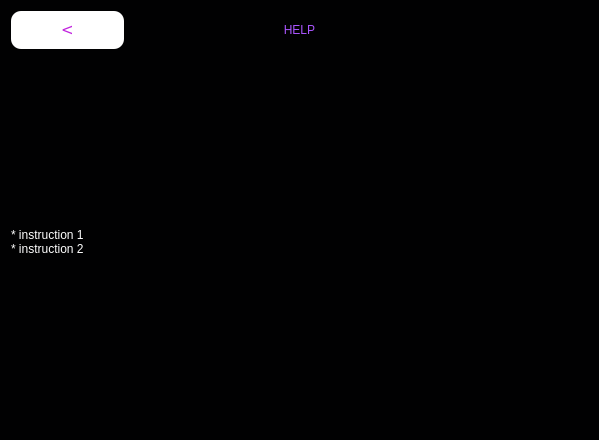
Old version of the form ui/screen4.ui in the repository juliaDmiranda/MathGame.
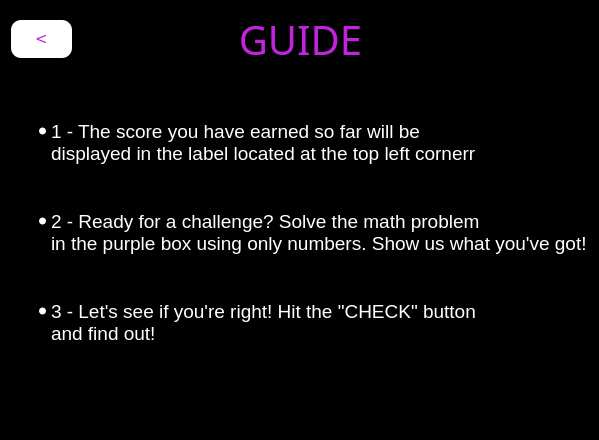
New version of the form.

```diff
--- a/ui/screen4.ui
+++ b/ui/screen4.ui
@@ -16,23 +16,48 @@
   <property name="styleSheet">
    <string notr="true">background-color: #010102</string>
   </property>
-  <layout class="QGridLayout" name="gridLayout">
-   <item row="0" column="2" colspan="3">
-    <layout class="QGridLayout" name="gridLayout_2">
-     <item row="0" column="0">
-      <widget class="QLabel" name="scoresLabel">
+  <widget class="QLabel" name="helpLabel">
+   <property name="geometry">
+    <rect>
+     <x>115</x>
+     <y>11</y>
+     <width>371</width>
+     <height>56</height>
+    </rect>
+   </property>
+   <property name="minimumSize">
+    <size>
+     <width>300</width>
+     <height>0</height>
+    </size>
+   </property>
        <property name="maximumSize">
         <size>
-         <width>99</width>
-         <height>26</height>
-        </size>
-       </property>
+     <width>700</width>
+     <height>56</height>
+    </size>
+   </property>
+   <property name="font">
+    <font>
+     <family>Wide Latin</family>
+     <pointsize>30</pointsize>
+     <weight>50</weight>
+     <italic>false</italic>
+     <bold>false</bold>
+    </font>
+   </property>
        <property name="styleSheet">
-        <string notr="true">color: rgb(170, 85, 255);
+    <string notr="true">color: #c123de;
 font: 30pt &quot;Wide Latin&quot;;</string>
        </property>
+   <property name="lineWidth">
+    <number>0</number>
+   </property>
+   <property name="midLineWidth">
+    <number>0</number>
+   </property>
        <property name="text">
-        <string>HELP</string>
+    <string>GUIDE</string>
        </property>
        <property name="scaledContents">
         <bool>false</bool>
@@ -44,27 +69,48 @@
         <bool>false</bool>
        </property>
       </widget>
-     </item>
-    </layout>
-   </item>
-   <item row="1" column="1" colspan="5">
-    <layout class="QVBoxLayout" name="verticalLayout_3">
-     <item>
       <widget class="QLabel" name="label">
+   <property name="geometry">
+    <rect>
+     <x>11</x>
+     <y>120</y>
+     <width>577</width>
+     <height>280</height>
+    </rect>
+   </property>
+   <property name="font">
+    <font>
+     <pointsize>14</pointsize>
+    </font>
+   </property>
        <property name="styleSheet">
         <string notr="true">color: rgb(255, 255, 255);</string>
        </property>
        <property name="text">
-        <string>&lt;html&gt;&lt;head/&gt;&lt;body&gt;&lt;p&gt;* instruction 1&lt;br/&gt;* instruction 2&lt;/p&gt;&lt;/body&gt;&lt;/html&gt;</string>
-       </property>
-      </widget>
-     </item>
-    </layout>
-   </item>
-   <item row="0" column="1">
-    <layout class="QVBoxLayout" name="verticalLayout_2">
-     <item>
+    <string>&lt;html&gt;
+  &lt;head&gt;&lt;/head&gt;
+  &lt;body&gt;
+    &lt;ul&gt;
+      &lt;li&gt;1 - The score you have earned so far will be&lt;br&gt;displayed in the label located at the top left cornerr&lt;/li&gt;&lt;br&gt;
+      &lt;li&gt;2 - Ready for a challenge? Solve the math problem&lt;br&gt; in the purple box using only numbers. Show us what you've got!&lt;/li&gt;&lt;br&gt;
+      &lt;li&gt;3 - Let's see if you're right! Hit the &quot;CHECK&quot; button&lt;br&gt; and find out! &lt;/li&gt;
+    &lt;/ul&gt;
+  &lt;/body&gt;
+&lt;/html&gt;</string>
+   </property>
+   <property name="alignment">
+    <set>Qt::AlignLeading|Qt::AlignLeft|Qt::AlignTop</set>
+   </property>
+  </widget>
       <widget class="QPushButton" name="menuButton">
+   <property name="geometry">
+    <rect>
+     <x>11</x>
+     <y>20</y>
+     <width>61</width>
+     <height>38</height>
+    </rect>
+   </property>
        <property name="font">
         <font>
          <family>Verdana</family>
@@ -90,13 +136,6 @@
         <string>&lt;</string>
        </property>
       </widget>
-     </item>
-    </layout>
-   </item>
-   <item row="0" column="5">
-    <layout class="QHBoxLayout" name="horizontalLayout"/>
-   </item>
-  </layout>
  </widget>
  <resources>
   <include location="../imgs/imgs.qrc"/>
```
Left out of the diff: 3 changed lines with no effect on the pictures. Lines whose indentation alone changed are shown as unchanged.
